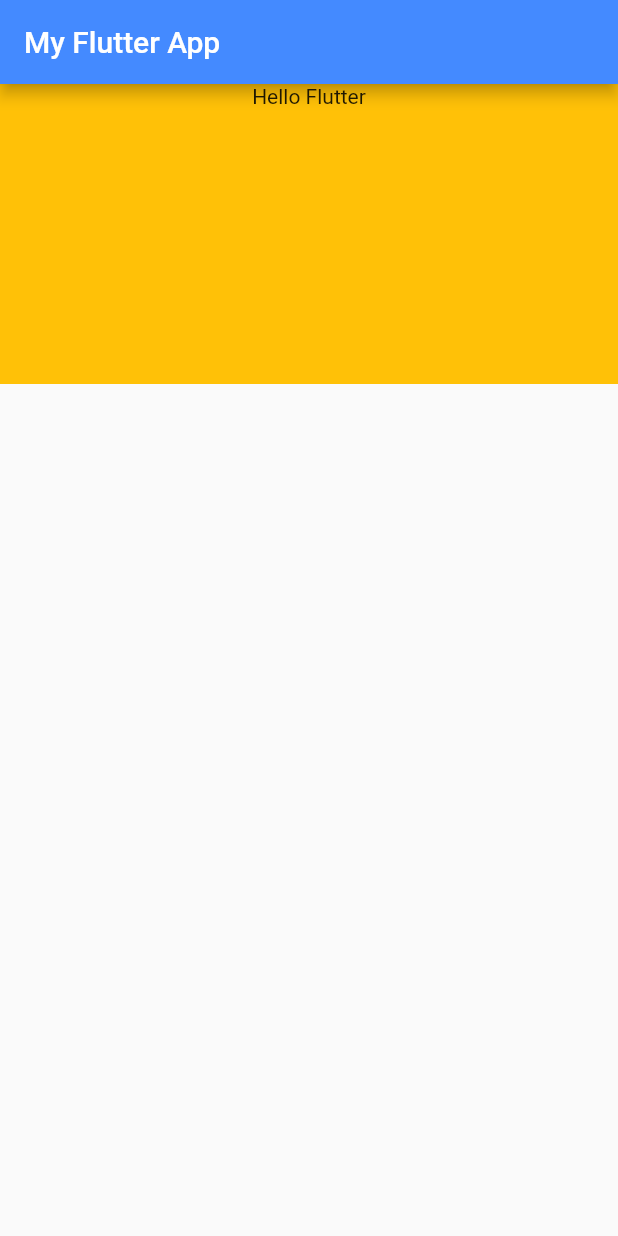
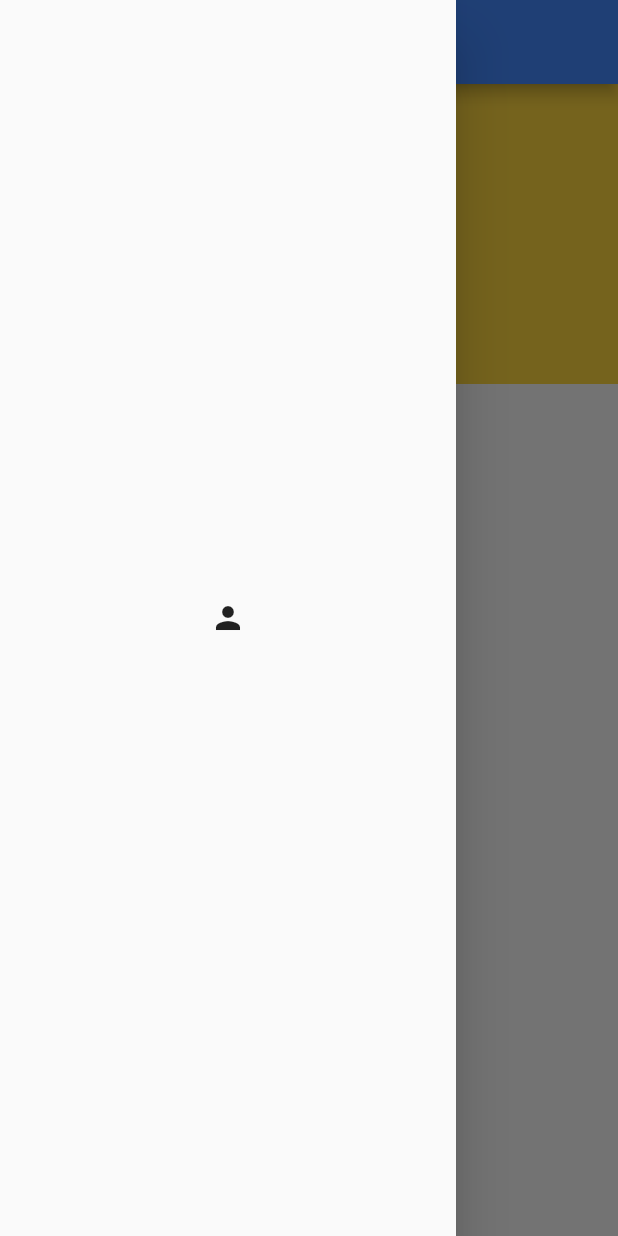
Before and after one commit to alvihasan1/My-first-project, a Flutter app: the screen it shows after launch, with the side drawer open (before the commit the screen has no drawer), on a phone screen of 412 x 824 dp. Run offline on Flutter 3.47's test engine with Material 2 defaults, Android fonts, the phone set to English and light mode, and no system bars.

Commit message:
Day 2 completed

```diff
--- /dev/null
+++ b/lib/home_page.dart
@@ -0,0 +1,21 @@
+import 'package:flutter/material.dart';
+
+class HomePage extends StatelessWidget {
+  const HomePage({Key? key}) : super(key: key);
+
+  @override
+  Widget build(BuildContext context) {
+    return Scaffold(
+      appBar: AppBar(title: Text("My New Flutter App")),
+      body: Container(
+          color: Colors.amberAccent,
+          width: 800,
+          height: 200,
+          child: Text(
+            "Hello Flutter",
+            textAlign: TextAlign.center,
+          )),
+      drawer: Drawer(child: Icon(Icons.person)),
+    );
+  }
+}
--- a/lib/main.dart
+++ b/lib/main.dart
@@ -1,36 +1,21 @@
 import 'package:flutter/material.dart';
+import 'home_page.dart';
 
 void main() {
   runApp(MyApp());
 }
 
 class MyApp extends StatelessWidget {
-  const MyApp({ Key? key }) : super(key: key);
+  const MyApp({Key? key}) : super(key: key);
 
   @override
   Widget build(BuildContext context) {
     return MaterialApp(
-      debugShowCheckedModeBanner: false,
-      theme: ThemeData(
-primaryColor: Colors.blueAccent,
-accentColor: Colors.amber,
-      ),
-        home: Scaffold(
-          appBar: AppBar(
-            title: Text("My Flutter App")
-          ) ,
-          body: Container(
-            color: Colors.amber,
-            width: 800,
-            height: 200,
-
-            child: Text("Hello Flutter",
-            textAlign: TextAlign.center,)
-
-            ),
-
+        debugShowCheckedModeBanner: false,
+        theme: ThemeData(
+          primaryColor: Colors.blueAccent,
+          accentColor: Colors.amber,
         ),
-// git config --global user.email "email@example.com"
-    );
+        home: HomePage());
   }
 }
```
